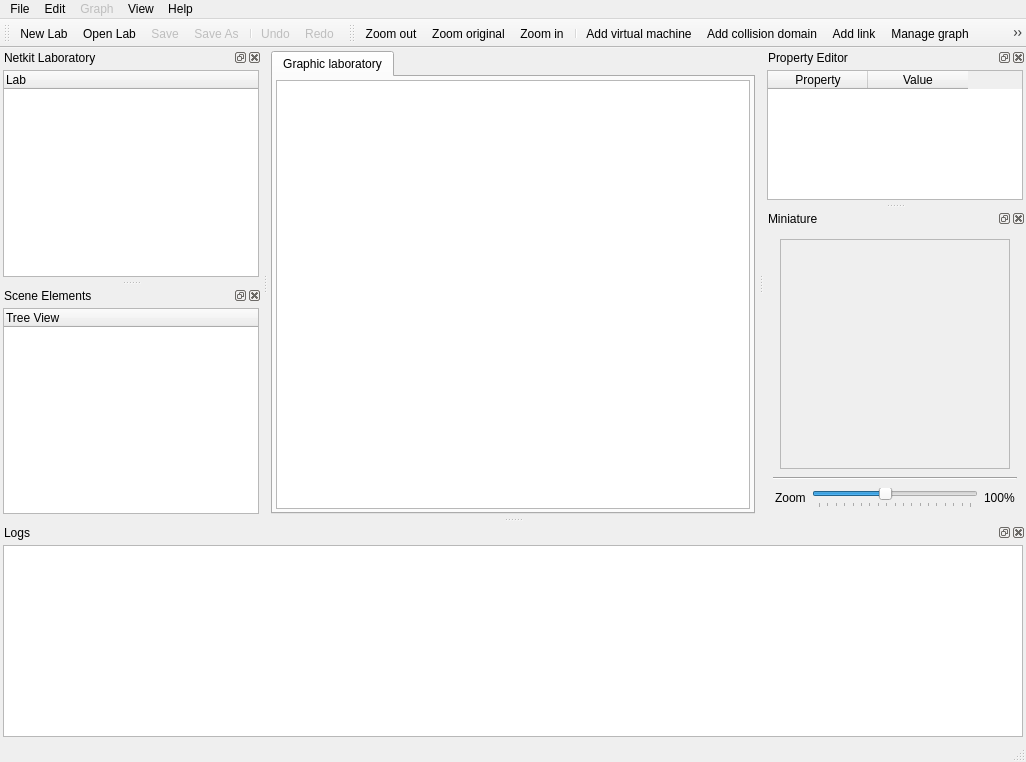
Above: ui/main.ui from slux83/visual-netkit before the change. Below: the same form after it.
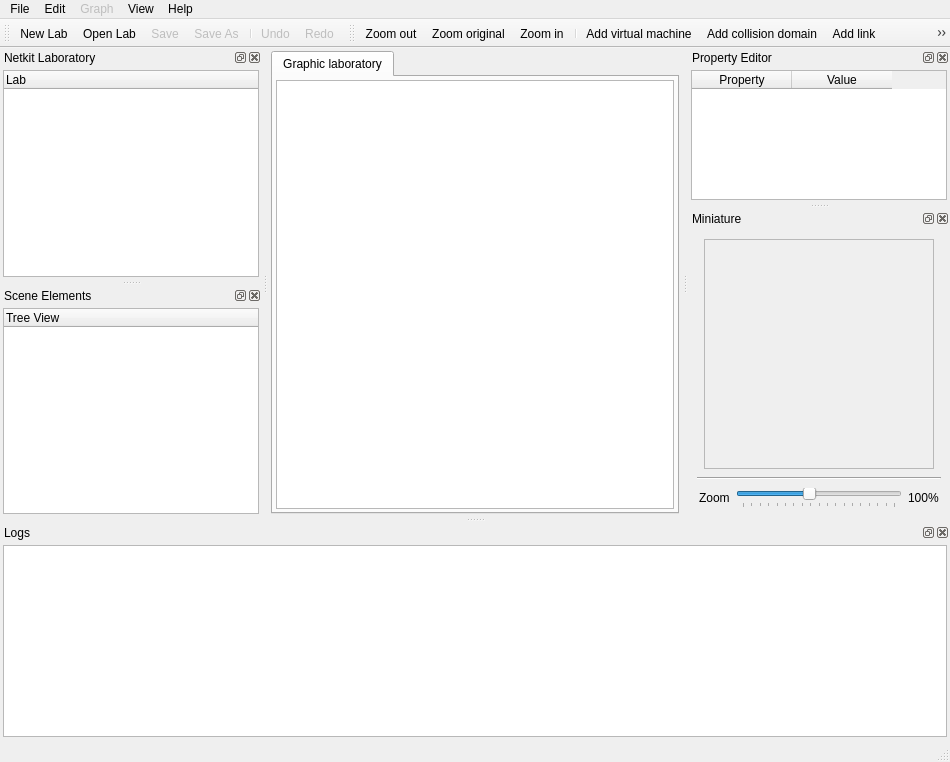
That is the form after the change. Icons and pictures are not drawn. Custom widgets are drawn as their Qt base class.

Patch:
```diff
--- a/ui/main.ui
+++ b/ui/main.ui
@@ -5,7 +5,7 @@
    <rect>
     <x>0</x>
     <y>0</y>
-    <width>1026</width>
+    <width>950</width>
     <height>762</height>
    </rect>
   </property>
@@ -19,9 +19,9 @@
    <property name="geometry" >
     <rect>
      <x>268</x>
-     <y>71</y>
-     <width>490</width>
-     <height>449</height>
+     <y>68</y>
+     <width>414</width>
+     <height>448</height>
     </rect>
    </property>
    <layout class="QVBoxLayout" >
@@ -41,8 +41,8 @@
         <rect>
          <x>0</x>
          <y>0</y>
-         <width>480</width>
-         <height>413</height>
+         <width>404</width>
+         <height>415</height>
         </rect>
        </property>
        <attribute name="title" >
@@ -69,8 +69,8 @@
     <rect>
      <x>0</x>
      <y>0</y>
-     <width>1026</width>
-     <height>32</height>
+     <width>950</width>
+     <height>29</height>
     </rect>
    </property>
    <widget class="QMenu" name="menuFile" >
@@ -174,9 +174,9 @@
    <property name="geometry" >
     <rect>
      <x>0</x>
-     <y>737</y>
-     <width>1026</width>
-     <height>25</height>
+     <y>740</y>
+     <width>950</width>
+     <height>22</height>
     </rect>
    </property>
   </widget>
@@ -267,10 +267,10 @@
   <widget class="QDockWidget" name="dockProperty" >
    <property name="geometry" >
     <rect>
-     <x>764</x>
-     <y>71</y>
+     <x>688</x>
+     <y>68</y>
      <width>262</width>
-     <height>123</height>
+     <height>125</height>
     </rect>
    </property>
    <property name="allowedAreas" >
@@ -286,9 +286,9 @@
     <property name="geometry" >
      <rect>
       <x>0</x>
-      <y>23</y>
+      <y>20</y>
       <width>262</width>
-      <height>100</height>
+      <height>105</height>
      </rect>
     </property>
     <layout class="QVBoxLayout" >
@@ -324,10 +324,10 @@
   <widget class="QDockWidget" name="dockMiniature" >
    <property name="geometry" >
     <rect>
-     <x>764</x>
-     <y>200</y>
+     <x>688</x>
+     <y>199</y>
      <width>262</width>
-     <height>320</height>
+     <height>317</height>
     </rect>
    </property>
    <property name="sizePolicy" >
@@ -352,7 +352,7 @@
     <property name="geometry" >
      <rect>
       <x>0</x>
-      <y>23</y>
+      <y>20</y>
       <width>262</width>
       <height>297</height>
      </rect>
@@ -502,9 +502,9 @@
    <property name="geometry" >
     <rect>
      <x>0</x>
-     <y>526</y>
-     <width>1026</width>
-     <height>211</height>
+     <y>522</y>
+     <width>950</width>
+     <height>218</height>
     </rect>
    </property>
    <property name="floating" >
@@ -520,9 +520,9 @@
     <property name="geometry" >
      <rect>
       <x>0</x>
-      <y>23</y>
-      <width>1026</width>
-      <height>188</height>
+      <y>20</y>
+      <width>950</width>
+      <height>198</height>
      </rect>
     </property>
     <layout class="QVBoxLayout" >
@@ -561,8 +561,8 @@
    <property name="geometry" >
     <rect>
      <x>228</x>
-     <y>32</y>
-     <width>798</width>
+     <y>29</y>
+     <width>722</width>
      <height>39</height>
     </rect>
    </property>
```
Left out of the diff: 16 changed lines with no effect on the pictures.
